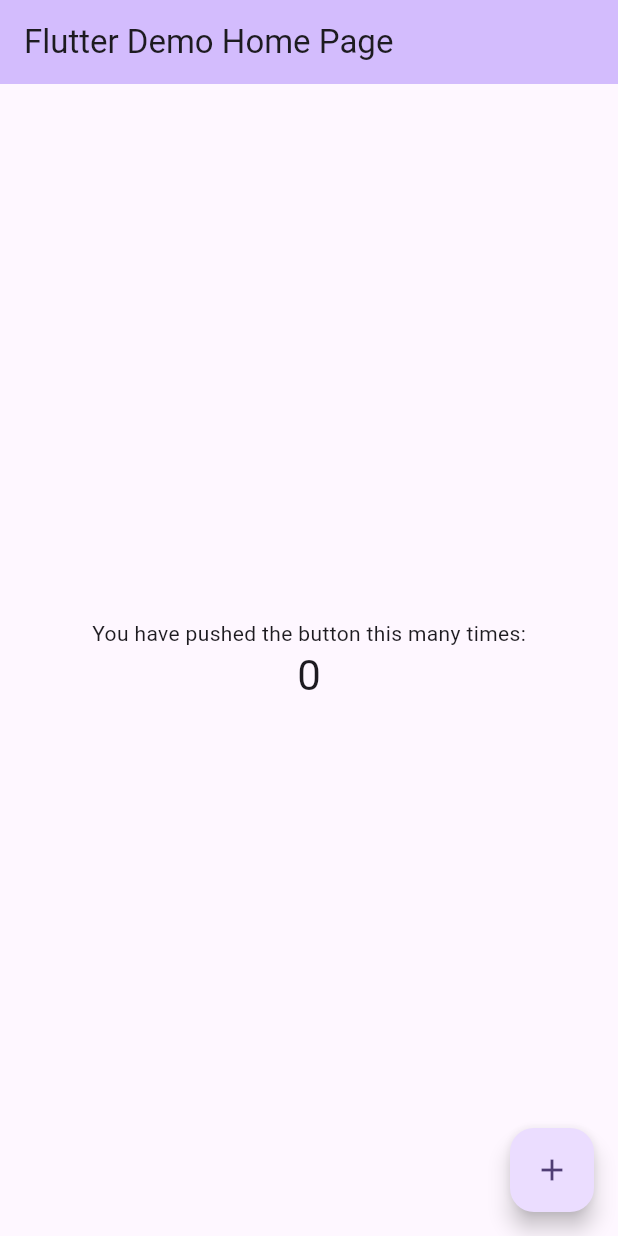
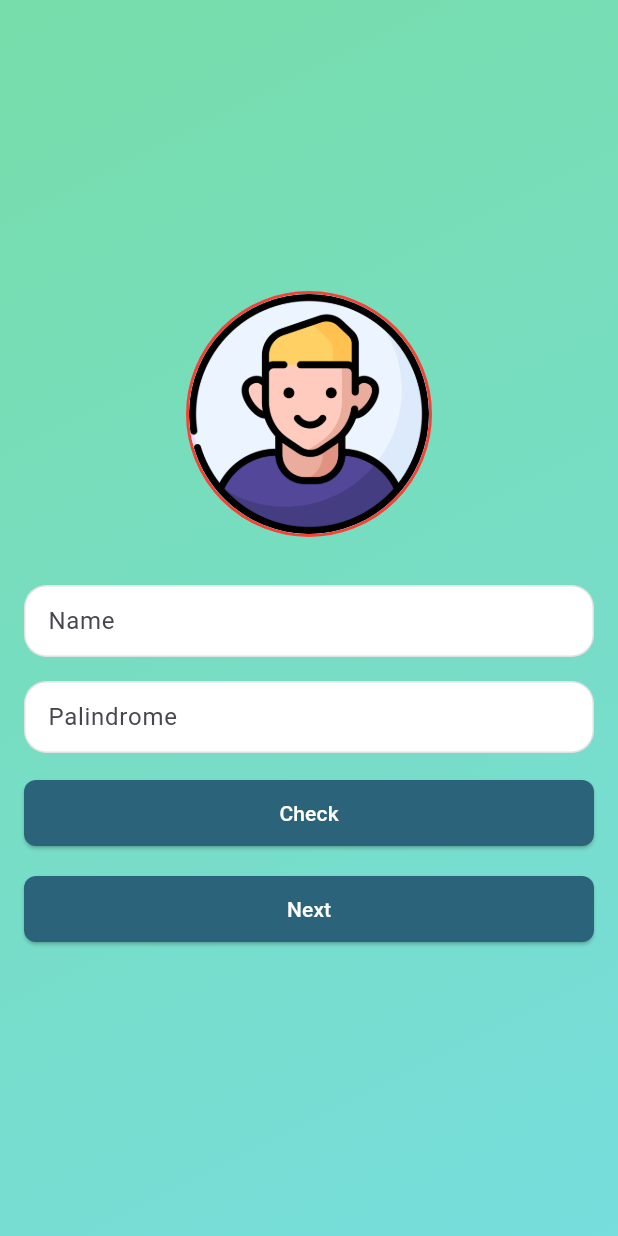
Before and after one commit to KreusnaBayu/TestSuitmedia, a Flutter app: the screen it shows after launch, on a phone screen of 412 x 824 dp. Run offline on Flutter 3.47's test engine with Material 3 defaults, Android fonts, the phone set to English and light mode, and no system bars.

Commit message:
Push First Screen

```diff
--- a/lib/main.dart
+++ b/lib/main.dart
@@ -1,125 +1,30 @@
+import 'package:apktest/providers/palindrome_provider.dart';
+import 'package:apktest/screens/first_screen.dart';
+import 'package:apktest/screens/second_screen.dart';
 import 'package:flutter/material.dart';
+import 'package:provider/provider.dart';
 
 void main() {
-  runApp(const MyApp());
+  runApp(MyApp());
 }
 
 class MyApp extends StatelessWidget {
-  const MyApp({super.key});
-
-  // This widget is the root of your application.
   @override
   Widget build(BuildContext context) {
-    return MaterialApp(
-      title: 'Flutter Demo',
-      theme: ThemeData(
-        // This is the theme of your application.
-        //
-        // TRY THIS: Try running your application with "flutter run". You'll see
-        // the application has a purple toolbar. Then, without quitting the app,
-        // try changing the seedColor in the colorScheme below to Colors.green
-        // and then invoke "hot reload" (save your changes or press the "hot
-        // reload" button in a Flutter-supported IDE, or press "r" if you used
-        // the command line to start the app).
-        //
-        // Notice that the counter didn't reset back to zero; the application
-        // state is not lost during the reload. To reset the state, use hot
-        // restart instead.
-        //
-        // This works for code too, not just values: Most code changes can be
-        // tested with just a hot reload.
-        colorScheme: ColorScheme.fromSeed(seedColor: Colors.deepPurple),
-        useMaterial3: true,
+    return ChangeNotifierProvider(
+      create: (context) => PalindromeProvider(),
+      child: MaterialApp(
+        title: 'Flutter Demo',
+        theme: ThemeData(
+          primarySwatch: Colors.blue,
+        ),
+        initialRoute: '/',
+        routes: {
+          '/': (context) => FirstScreen(),
+          '/second': (context) => SecondScreen(),
+          /* '/third': (context) => ThirdScreen(), */
+        },
       ),
-      home: const MyHomePage(title: 'Flutter Demo Home Page'),
     );
   }
 }
-
-class MyHomePage extends StatefulWidget {
-  const MyHomePage({super.key, required this.title});
-
-  // This widget is the home page of your application. It is stateful, meaning
-  // that it has a State object (defined below) that contains fields that affect
-  // how it looks.
-
-  // This class is the configuration for the state. It holds the values (in this
-  // case the title) provided by the parent (in this case the App widget) and
-  // used by the build method of the State. Fields in a Widget subclass are
-  // always marked "final".
-
-  final String title;
-
-  @override
-  State<MyHomePage> createState() => _MyHomePageState();
-}
-
-class _MyHomePageState extends State<MyHomePage> {
-  int _counter = 0;
-
-  void _incrementCounter() {
-    setState(() {
-      // This call to setState tells the Flutter framework that something has
-      // changed in this State, which causes it to rerun the build method below
-      // so that the display can reflect the updated values. If we changed
-      // _counter without calling setState(), then the build method would not be
-      // called again, and so nothing would appear to happen.
-      _counter++;
-    });
-  }
-
-  @override
-  Widget build(BuildContext context) {
-    // This method is rerun every time setState is called, for instance as done
-    // by the _incrementCounter method above.
-    //
-    // The Flutter framework has been optimized to make rerunning build methods
-    // fast, so that you can just rebuild anything that needs updating rather
-    // than having to individually change instances of widgets.
-    return Scaffold(
-      appBar: AppBar(
-        // TRY THIS: Try changing the color here to a specific color (to
-        // Colors.amber, perhaps?) and trigger a hot reload to see the AppBar
-        // change color while the other colors stay the same.
-        backgroundColor: Theme.of(context).colorScheme.inversePrimary,
-        // Here we take the value from the MyHomePage object that was created by
-        // the App.build method, and use it to set our appbar title.
-        title: Text(widget.title),
-      ),
-      body: Center(
-        // Center is a layout widget. It takes a single child and positions it
-        // in the middle of the parent.
-        child: Column(
-          // Column is also a layout widget. It takes a list of children and
-          // arranges them vertically. By default, it sizes itself to fit its
-          // children horizontally, and tries to be as tall as its parent.
-          //
-          // Column has various properties to control how it sizes itself and
-          // how it positions its children. Here we use mainAxisAlignment to
-          // center the children vertically; the main axis here is the vertical
-          // axis because Columns are vertical (the cross axis would be
-          // horizontal).
-          //
-          // TRY THIS: Invoke "debug painting" (choose the "Toggle Debug Paint"
-          // action in the IDE, or press "p" in the console), to see the
-          // wireframe for each widget.
-          mainAxisAlignment: MainAxisAlignment.center,
-          children: <Widget>[
-            const Text(
-              'You have pushed the button this many times:',
-            ),
-            Text(
-              '$_counter',
-              style: Theme.of(context).textTheme.headlineMedium,
-            ),
-          ],
-        ),
-      ),
-      floatingActionButton: FloatingActionButton(
-        onPressed: _incrementCounter,
-        tooltip: 'Increment',
-        child: const Icon(Icons.add),
-      ), // This trailing comma makes auto-formatting nicer for build methods.
-    );
-  }
-}
--- /dev/null
+++ b/lib/providers/palindrome_provider.dart
@@ -0,0 +1,39 @@
+import 'package:flutter/material.dart';
+
+class PalindromeProvider with ChangeNotifier {
+  String _name = '';
+  String _sentence = '';
+  String _selectedUserName = '';
+
+  String get name => _name;
+  String get sentence => _sentence;
+  String get selectedUserName => _selectedUserName;
+
+  void setName(String name) {
+    _name = name;
+    notifyListeners();
+  }
+
+  void setSentence(String sentence) {
+    _sentence = sentence;
+    notifyListeners();
+  }
+
+  void setSelectedUserName(String userName) {
+    _selectedUserName = userName;
+    notifyListeners();
+  }
+  bool isPalindrome(String text) {
+    String cleaned = text.replaceAll(RegExp(r'\s+'), '').toLowerCase();
+    String reversed = cleaned.split('').reversed.join('');
+    return cleaned == reversed;
+  }
+
+  String getPalindromeMessage() {
+    if (isPalindrome(_sentence)) {
+      return "isPalindrome";
+    } else {
+      return "not palindrome";
+    }
+  }
+}
--- /dev/null
+++ b/lib/screens/first_screen.dart
@@ -0,0 +1,92 @@
+import 'package:apktest/utils/hexautil.dart';
+import 'package:apktest/widgets/reusable_avatar.dart';
+import 'package:flutter/material.dart';
+import 'package:provider/provider.dart';
+import 'package:apktest/providers/palindrome_provider.dart';
+import 'package:apktest/widgets/reusable_button.dart';
+import 'package:apktest/widgets/reusable_textfield.dart';
+
+
+
+class FirstScreen extends StatelessWidget {
+  @override
+  Widget build(BuildContext context) {
+    return Scaffold(
+      body: Container(
+        decoration: BoxDecoration(
+          gradient: LinearGradient(
+            colors: [
+              hexToColor('#77DDAA'),
+              hexToColor('#77DDDD'),
+            ],
+            begin: Alignment.topLeft,
+            end: Alignment.bottomRight,
+          ),
+        ),
+        child: Padding(
+          padding: const EdgeInsets.all(16.0),
+          child: Column(
+            crossAxisAlignment: CrossAxisAlignment.center,
+            mainAxisAlignment: MainAxisAlignment.center,
+            children: [
+              Center(
+                child: ReusableCircleAvatar(
+                  imagePath: 'assets/profile.png',
+                  radius: 80.0, // Adjust the size as needed
+                  borderColor: Colors.red, // Custom border color
+                  borderWidth: 2.0, // Custom border width
+                ),
+              ),
+              SizedBox(height: 32.0),
+              ReusableTextField(
+                hintText: 'Name',
+                onChanged: (value) {
+                  Provider.of<PalindromeProvider>(context, listen: false)
+                      .setName(value);
+                },
+              ),
+              SizedBox(height: 16.0),
+              ReusableTextField(
+                hintText: 'Palindrome',
+                onChanged: (value) {
+                  Provider.of<PalindromeProvider>(context, listen: false)
+                      .setSentence(value);
+                },
+              ),
+              SizedBox(height: 16.0),
+              ReusableButton(
+                title: 'Check',
+                onPressed: () {
+                  final message =
+                      Provider.of<PalindromeProvider>(context, listen: false)
+                          .getPalindromeMessage();
+                  showDialog(
+                    context: context,
+                    builder: (context) => AlertDialog(
+                      content: Text(message),
+                      actions: [
+                        TextButton(
+                          child: Text('OK'),
+                          onPressed: () {
+                            Navigator.of(context).pop();
+                          },
+                        ),
+                      ],
+                    ),
+                  );
+                },
+              ),
+              SizedBox(height: 16.0),
+              ReusableButton(
+                title: 'Next',
+                onPressed: () {
+                  Navigator.pushNamed(context, '/second');
+                },
+              ),
+            ],
+          ),
+        ),
+      ),
+    );
+  }
+}
--- /dev/null
+++ b/lib/utils/hexautil.dart
@@ -0,0 +1,8 @@
+import 'package:flutter/material.dart';
+
+Color hexToColor(String hexString) {
+  final buffer = StringBuffer();
+  if (hexString.length == 7 || hexString.length == 9) buffer.write('ff');
+  buffer.write(hexString.replaceFirst('#', ''));
+  return Color(int.parse(buffer.toString(), radix: 16));
+}
--- /dev/null
+++ b/lib/widgets/reusable_avatar.dart
@@ -0,0 +1,29 @@
+import 'package:flutter/material.dart';
+
+class ReusableCircleAvatar extends StatelessWidget {
+  final String imagePath;
+  final double radius;
+  final Color borderColor;
+  final double borderWidth;
+
+  ReusableCircleAvatar({
+    required this.imagePath,
+    this.radius = 30.0,
+    this.borderColor = Colors.blue,
+    this.borderWidth = 2.0,
+  });
+
+  @override
+  Widget build(BuildContext context) {
+    return Container(
+      decoration: BoxDecoration(
+        shape: BoxShape.circle,
+        border: Border.all(color: borderColor, width: borderWidth),
+      ),
+      child: CircleAvatar(
+        radius: radius,
+        backgroundImage: AssetImage(imagePath),
+      ),
+    );
+  }
+}
--- /dev/null
+++ b/lib/widgets/reusable_button.dart
@@ -0,0 +1,37 @@
+import 'package:apktest/utils/hexautil.dart';
+import 'package:flutter/material.dart';
+
+class ReusableButton extends StatelessWidget {
+  final String title;
+  final VoidCallback onPressed;
+  final String colorHex; // Hexadecimal color code
+  final String textColorHex; // Hexadecimal color code for text
+  final double? widthFraction; // Menambahkan parameter untuk fraksi lebar
+
+  ReusableButton({
+    required this.title,
+    required this.onPressed,
+    this.colorHex = '#2B637B', // Default color (blue)
+    this.textColorHex = '#FFFFFF', // Default text color (white)
+    this.widthFraction = 1, // Lebar sebagai fraksi dari lebar layar, default 100%
+  });
+
+  @override
+  Widget build(BuildContext context) {
+    return FractionallySizedBox(
+      widthFactor: widthFraction ?? 1, // Mengatur lebar tombol sebagai fraksi dari lebar induk
+      child: ElevatedButton(
+        onPressed: onPressed,
+        style: ElevatedButton.styleFrom(
+          foregroundColor: hexToColor(textColorHex), // Text color
+          backgroundColor: hexToColor(colorHex), // Background color
+          padding: EdgeInsets.symmetric(vertical: 12.0, horizontal: 20.0),
+          shape: RoundedRectangleBorder(
+            borderRadius: BorderRadius.circular(8.0),
+          ),
+        ),
+        child: Text(title),
+      ),
+    );
+  }
+}
--- /dev/null
+++ b/lib/widgets/reusable_textfield.dart
@@ -0,0 +1,38 @@
+import 'package:flutter/material.dart';
+
+class ReusableTextField extends StatelessWidget {
+  final String hintText;
+  final Function(String) onChanged;
+  final TextEditingController? controller;
+
+  ReusableTextField({
+    required this.hintText,
+    required this.onChanged,
+    this.controller,
+  });
+
+  @override
+  Widget build(BuildContext context) {
+    return TextField(
+      controller: controller,
+      onChanged: onChanged,
+      decoration: InputDecoration(
+        hintText: hintText,
+        filled: true, // Mengaktifkan pengisian latar belakang
+        fillColor: Colors.white, // Mengatur warna latar belakang
+        border: OutlineInputBorder(
+          borderRadius: BorderRadius.circular(15.0), // Mengatur radius ujung
+        ),
+        enabledBorder: OutlineInputBorder(
+          borderRadius: BorderRadius.circular(15.0), // Mengatur radius ujung
+          borderSide: BorderSide(color: Colors.grey.withOpacity(0.3), width: 1.0), // Warna dan ketebalan border
+        ),
+        focusedBorder: OutlineInputBorder(
+          borderRadius: BorderRadius.circular(15.0), // Mengatur radius ujung
+          borderSide: BorderSide(color: Colors.grey, width: 1.5), // Warna dan ketebalan border saat fokus
+        ),
+        contentPadding: EdgeInsets.symmetric(vertical: 5.0, horizontal: 12.0),
+      ),
+    );
+  }
+}
--- a/pubspec.yaml
+++ b/pubspec.yaml
@@ -19,7 +19,7 @@ publish_to: 'none' # Remove this line if you wish to publish to pub.dev
 version: 1.0.0+1
 
 environment:
-  sdk: '>=3.2.2 <4.0.0'
+  sdk: '>=3.4.1 <4.0.0'
 
 # Dependencies specify other packages that your package needs in order to work.
 # To automatically upgrade your package dependencies to the latest versions
@@ -35,6 +35,7 @@ dependencies:
   # The following adds the Cupertino Icons font to your application.
   # Use with the CupertinoIcons class for iOS style icons.
   cupertino_icons: ^1.0.6
+  provider: ^6.1.2
 
 dev_dependencies:
   flutter_test:
@@ -59,7 +60,8 @@ flutter:
   uses-material-design: true
 
   # To add assets to your application, add an assets section, like this:
-  # assets:
+  assets:
+      - assets/
   #   - images/a_dot_burr.jpeg
   #   - images/a_dot_ham.jpeg
 
```
Also changed, not shown: lib/screens/second_screen.dart (added, +59 -0 lines), assets/profile.png (added), lib/providers/user_provider.dart (added), lib/screens/third_screen.dart (added), lib/services/api_services.dart (added), lib/services/palindrome_service.dart (added), pubspec.lock.
